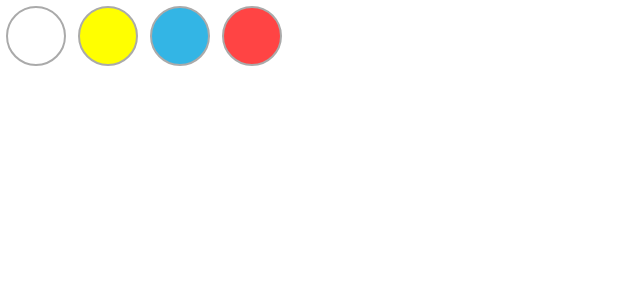
After one commit to krodfer/silkApp, an Android app: the layout custom_status_menu.xml on its own in the app's theme, with its tools: preview values and no code run, on a phone screen of 412 x 824 dp. The commit adds this screen. Shown: the top 300 px of the screen. Run offline under Robolectric (Android 15) with nearby library versions, the phone set to English and light mode, and no system bars.

Commit message:
Implementando seleção de opções ao pressionar uma célula

```diff
--- a/app/src/main/java/com/example/ufabcirco/adapter/TabelaAdapter.java
+++ b/app/src/main/java/com/example/ufabcirco/adapter/TabelaAdapter.java
@@ -82,6 +82,7 @@ public class TabelaAdapter extends RecyclerView.Adapter<TabelaAdapter.TabelaView
 
     public static class TabelaViewHolder extends RecyclerView.ViewHolder {
         private final OutlineTextView moveLetter;
+        private final TextView movimentoTextView;
         private final LinearLayout statusCellsContainer;
         private final Context context;
         private final OnMoveClickListener cellClickListener;
@@ -91,6 +92,7 @@ public class TabelaAdapter extends RecyclerView.Adapter<TabelaAdapter.TabelaView
             context = itemView.getContext();
             this.cellClickListener = cellClickListener;
             moveLetter = itemView.findViewById(R.id.text_view_move_letter);
+            movimentoTextView = itemView.findViewById(R.id.text_view_move_letter);
             statusCellsContainer = itemView.findViewById(R.id.status_cells_container);
         }
 
--- a/app/src/main/java/com/example/ufabcirco/viewmodel/FilaFragment.java
+++ b/app/src/main/java/com/example/ufabcirco/viewmodel/FilaFragment.java
@@ -131,7 +131,7 @@ public class FilaFragment extends Fragment {
 
             if (statusValue != 0) {
                 if (relevantMovesCount == 0) {
-                    sb.append("Movimentos:\n");
+                    sb.append("Movimentoss:\n");
                 }
                 sb.append("- ").append(entry.getKey()).append(statusText).append("\n");
                 relevantMovesCount++;
--- /dev/null
+++ b/app/src/main/res/drawable/circle_blue.xml
@@ -0,0 +1,6 @@
+<?xml version="1.0" encoding="utf-8"?>
+<shape xmlns:android="http://schemas.android.com/apk/res/android"
+    android:shape="oval">
+    <solid android:color="@android:color/holo_blue_light" />
+    <stroke android:color="@android:color/darker_gray" android:width="1dp" />
+</shape>
--- /dev/null
+++ b/app/src/main/res/drawable/circle_red.xml
@@ -0,0 +1,6 @@
+<?xml version="1.0" encoding="utf-8"?>
+<shape xmlns:android="http://schemas.android.com/apk/res/android"
+    android:shape="oval">
+    <solid android:color="@android:color/holo_red_light" />
+    <stroke android:color="@android:color/darker_gray" android:width="1dp" />
+</shape>
--- /dev/null
+++ b/app/src/main/res/drawable/circle_white.xml
@@ -0,0 +1,6 @@
+<?xml version="1.0" encoding="utf-8"?>
+<shape xmlns:android="http://schemas.android.com/apk/res/android"
+    android:shape="oval">
+    <solid android:color="@android:color/white" />
+    <stroke android:color="@android:color/darker_gray" android:width="1dp" />
+</shape>
--- /dev/null
+++ b/app/src/main/res/drawable/circle_yellow.xml
@@ -0,0 +1,6 @@
+<?xml version="1.0" encoding="utf-8"?>
+<shape xmlns:android="http://schemas.android.com/apk/res/android"
+    android:shape="oval">
+    <solid android:color="#FFFF00" />
+    <stroke android:color="@android:color/darker_gray" android:width="1dp" />
+</shape>
--- /dev/null
+++ b/app/src/main/res/layout/custom_status_menu.xml
@@ -0,0 +1,39 @@
+<?xml version="1.0" encoding="utf-8"?>
+<LinearLayout xmlns:android="http://schemas.android.com/apk/res/android"
+    android:layout_width="wrap_content"
+    android:layout_height="wrap_content"
+    android:orientation="horizontal"
+    android:gravity="center">
+
+    <ImageButton
+        android:id="@+id/btn_white"
+        android:layout_width="40dp"
+        android:layout_height="40dp"
+        android:layout_margin="4dp"
+        android:background="@drawable/circle_white"
+        android:contentDescription="Status: Branco" />
+
+    <ImageButton
+        android:id="@+id/btn_yellow"
+        android:layout_width="40dp"
+        android:layout_height="40dp"
+        android:layout_margin="4dp"
+        android:background="@drawable/circle_yellow"
+        android:contentDescription="Status: Já fez" />
+
+    <ImageButton
+        android:id="@+id/btn_blue"
+        android:layout_width="40dp"
+        android:layout_height="40dp"
+        android:layout_margin="4dp"
+        android:background="@drawable/circle_blue"
+        android:contentDescription="Status: Aprendeu" />
+
+    <ImageButton
+        android:id="@+id/btn_red"
+        android:layout_width="40dp"
+        android:layout_height="40dp"
+        android:layout_margin="4dp"
+        android:background="@drawable/circle_red"
+        android:contentDescription="Status: Não consegue" />
+</LinearLayout>
```
Also changed, not shown: app/src/main/java/com/example/ufabcirco/ui/TabelaFragment.java (+63 -14 lines), app/src/main/java/com/example/ufabcirco/viewmodel/CircoViewModel.java (+76 -41 lines), app/src/main/res/menu/cell_status_menu.xml (added, +15 -0 lines).
